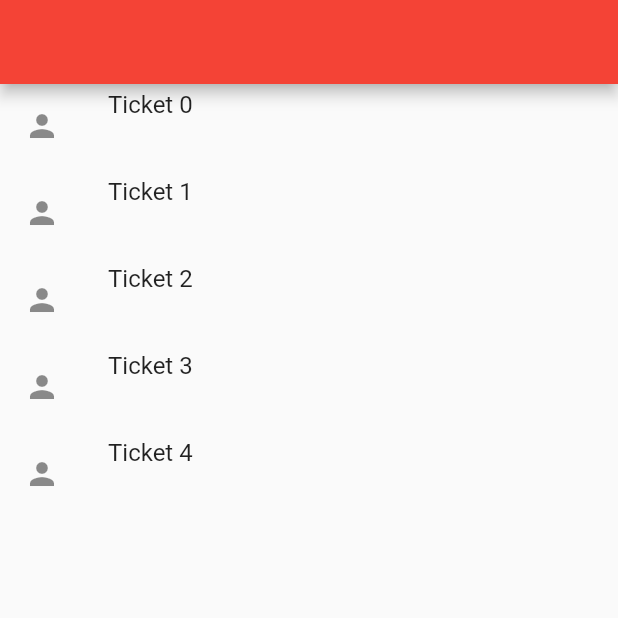
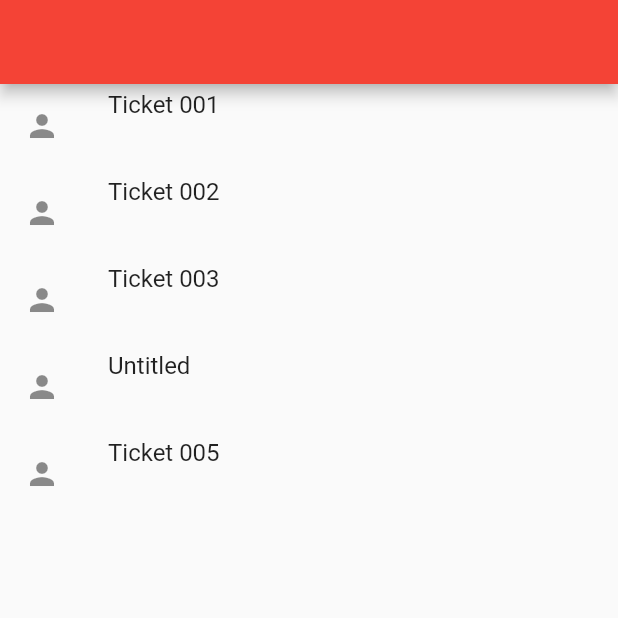
Before and after one commit to WCNosliwsys/flutterday, a Flutter app: the screen it shows after launch, on a phone screen of 412 x 824 dp, the top half of it. Run offline on Flutter 3.47's test engine with Material 2 defaults, Android fonts, the phone set to English and light mode, and no system bars.

Commit message:
Se utiliza la clase de elementos si no existe se pone untitled en el listview

```diff
--- a/lib/ui/ticket/home/ticket_home.dart
+++ b/lib/ui/ticket/home/ticket_home.dart
@@ -17,7 +17,7 @@ class TicketHome extends StatelessWidget {
           title: Container(
               height: 50.0,
               width: 50.0,
-              child: Text("Ticket $index")
+              child: Text(tickets[index]?.title??"Untitled"), // si no existe un elemento se pone un valor por defecto
           ),
 
         );
@@ -32,7 +32,7 @@ List<Ticket> tickets= [
   Ticket(title: "Ticket 001"),
   Ticket(title: "Ticket 002"),
   Ticket(title: "Ticket 003"),
-  Ticket(title: "Ticket 004"),
+  Ticket(),
   Ticket(title: "Ticket 005"),
   Ticket(title: "Ticket 006"),
 
```
